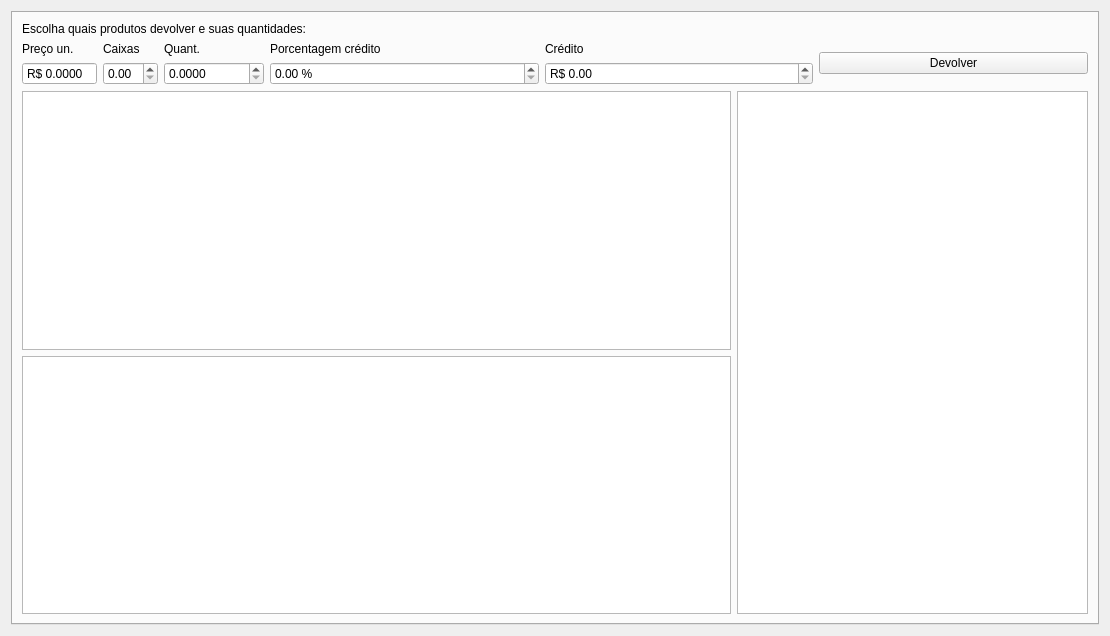
darktorres/ERP-STACCATO, file ui/devolucao.ui: the form before one commit.
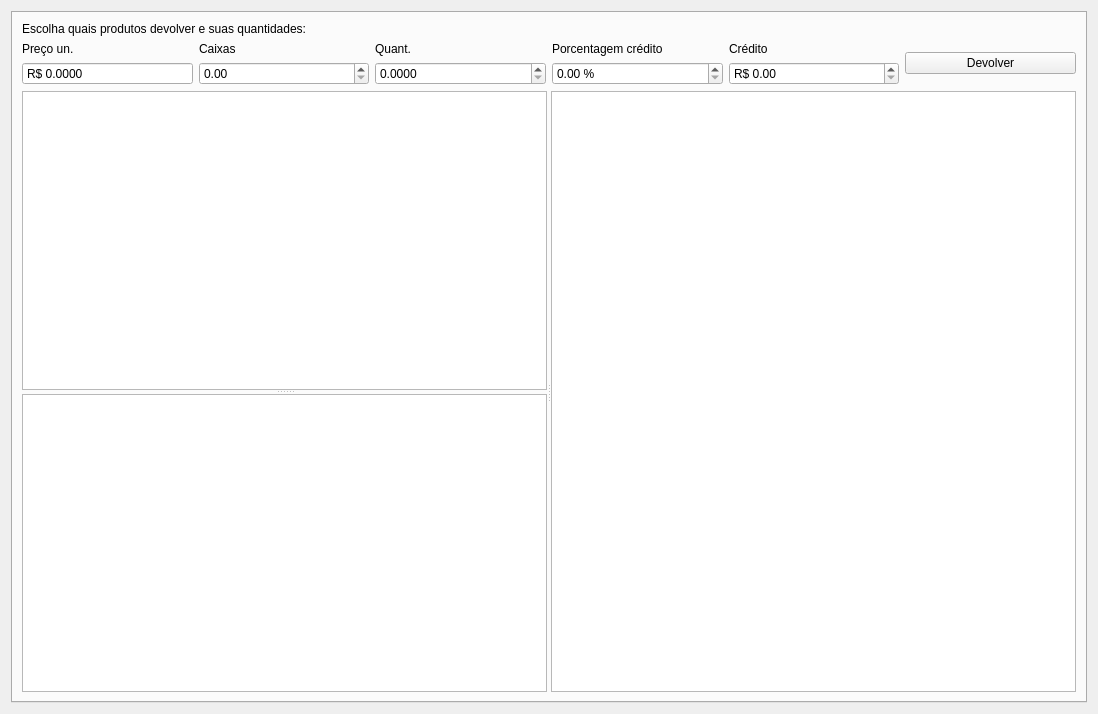
The form after the commit. Custom widgets are drawn as their Qt base class.

Patch:
```diff
--- a/ui/devolucao.ui
+++ b/ui/devolucao.ui
@@ -6,8 +6,8 @@
    <rect>
     <x>0</x>
     <y>0</y>
-    <width>1110</width>
-    <height>636</height>
+    <width>1098</width>
+    <height>714</height>
    </rect>
   </property>
   <property name="windowTitle">
@@ -34,7 +34,7 @@
          </property>
         </widget>
        </item>
-       <item row="1" column="0" colspan="3">
+       <item row="1" column="0">
         <layout class="QGridLayout" name="gridLayout_5">
          <item row="0" column="6" rowspan="2">
           <widget class="QPushButton" name="pushButtonDevolverItem">
@@ -48,12 +48,6 @@
          </item>
          <item row="1" column="2">
           <widget class="QDoubleSpinBox" name="doubleSpinBoxCaixas">
-           <property name="maximumSize">
-            <size>
-             <width>55</width>
-             <height>16777215</height>
-            </size>
-           </property>
            <property name="toolTip">
             <string>&lt;html&gt;&lt;head/&gt;&lt;body&gt;&lt;p&gt;Quantidade de caixas&lt;/p&gt;&lt;/body&gt;&lt;/html&gt;</string>
            </property>
@@ -90,12 +84,6 @@
          </item>
          <item row="1" column="0">
           <widget class="QDoubleSpinBox" name="doubleSpinBoxPrecoUn">
-           <property name="maximumSize">
-            <size>
-             <width>75</width>
-             <height>16777215</height>
-            </size>
-           </property>
            <property name="toolTip">
             <string>&lt;html&gt;&lt;head/&gt;&lt;body&gt;&lt;p&gt;Quantidade por unidade&lt;/p&gt;&lt;/body&gt;&lt;/html&gt;</string>
            </property>
@@ -135,12 +123,6 @@
          </item>
          <item row="1" column="3">
           <widget class="QDoubleSpinBox" name="doubleSpinBoxQuant">
-           <property name="maximumSize">
-            <size>
-             <width>100</width>
-             <height>16777215</height>
-            </size>
-           </property>
            <property name="toolTip">
             <string>&lt;html&gt;&lt;head/&gt;&lt;body&gt;&lt;p&gt;Quantidade por unidade&lt;/p&gt;&lt;/body&gt;&lt;/html&gt;</string>
            </property>
@@ -178,7 +160,21 @@
          </item>
         </layout>
        </item>
-       <item row="2" column="0" colspan="2">
+       <item row="2" column="0">
+        <widget class="QSplitter" name="splitter_2">
+         <property name="sizePolicy">
+          <sizepolicy hsizetype="Expanding" vsizetype="Expanding">
+           <horstretch>0</horstretch>
+           <verstretch>0</verstretch>
+          </sizepolicy>
+         </property>
+         <property name="orientation">
+          <enum>Qt::Horizontal</enum>
+         </property>
+         <widget class="QSplitter" name="splitter">
+          <property name="orientation">
+           <enum>Qt::Vertical</enum>
+          </property>
         <widget class="TableView" name="tableProdutos">
          <property name="editTriggers">
           <set>QAbstractItemView::NoEditTriggers</set>
@@ -193,25 +189,6 @@
           <bool>true</bool>
          </property>
         </widget>
-       </item>
-       <item row="2" column="2" rowspan="2">
-        <layout class="QGridLayout" name="gridLayout_3">
-         <item row="0" column="0" colspan="2">
-          <widget class="TableView" name="tablePagamentos">
-           <property name="editTriggers">
-            <set>QAbstractItemView::NoEditTriggers</set>
-           </property>
-           <property name="selectionMode">
-            <enum>QAbstractItemView::NoSelection</enum>
-           </property>
-           <property name="sortingEnabled">
-            <bool>true</bool>
-           </property>
-          </widget>
-         </item>
-        </layout>
-       </item>
-       <item row="3" column="0" colspan="2">
         <widget class="TableView" name="tableDevolvidos">
          <property name="editTriggers">
           <set>QAbstractItemView::NoEditTriggers</set>
@@ -225,6 +202,19 @@
          <property name="sortingEnabled">
           <bool>true</bool>
          </property>
+          </widget>
+         </widget>
+         <widget class="TableView" name="tablePagamentos">
+          <property name="editTriggers">
+           <set>QAbstractItemView::NoEditTriggers</set>
+          </property>
+          <property name="selectionMode">
+           <enum>QAbstractItemView::NoSelection</enum>
+          </property>
+          <property name="sortingEnabled">
+           <bool>true</bool>
+          </property>
+         </widget>
         </widget>
        </item>
       </layout>
```
Lines whose indentation alone changed are shown as unchanged.
